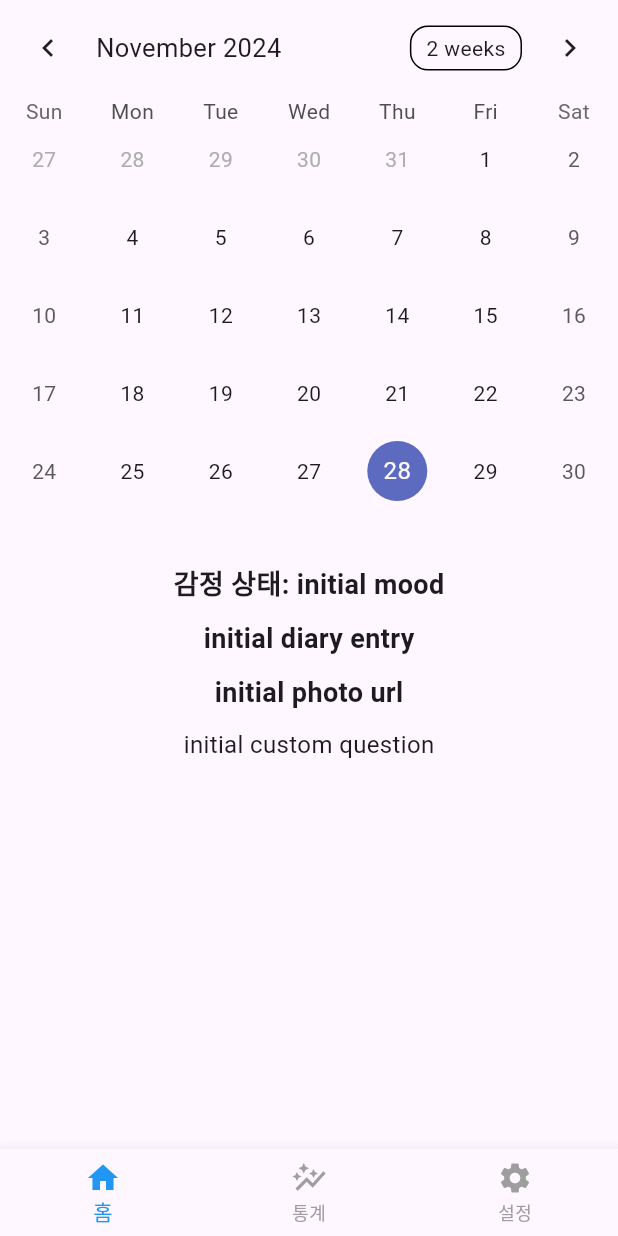
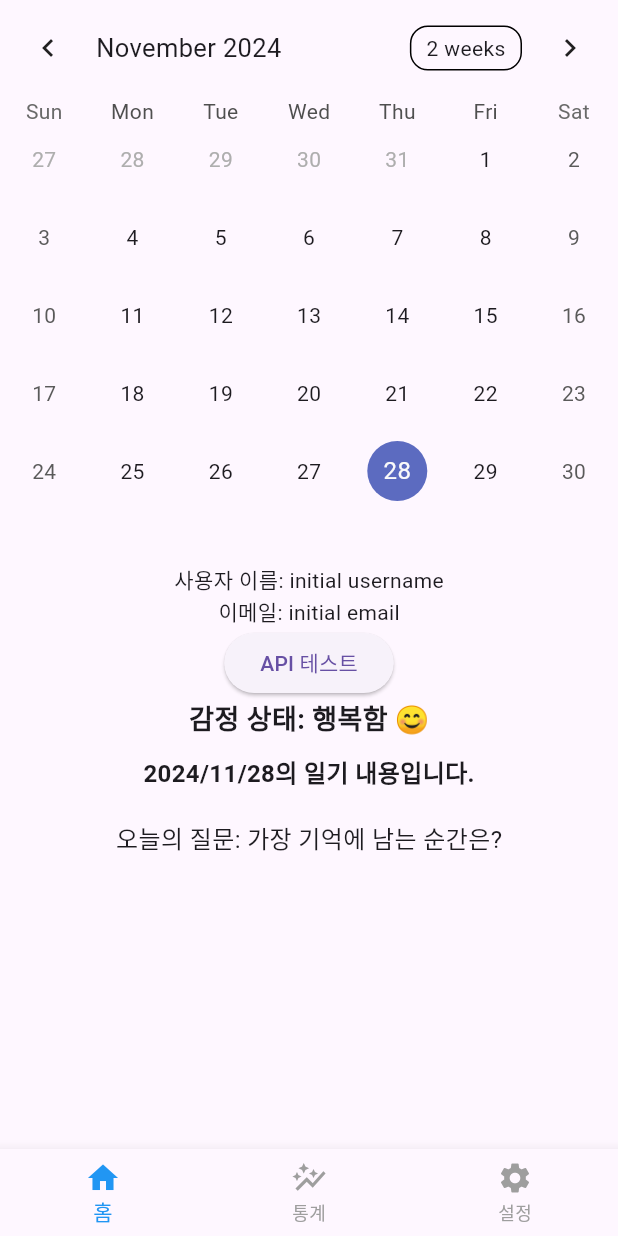
Before and after one commit to leafdesk/lifelog, a Flutter app: the screen it shows after launch, on a phone screen of 412 x 824 dp. Run offline on Flutter 3.47's test engine with Material 3 defaults, Android fonts, the phone set to English and light mode, and no system bars; drawn by our look-alikes of table_calendar; our stand-ins replace dio, fl_chart, freezed_annotation, get, logger, pretty_dio_logger and 1 more; generated files the repository leaves out were written again.

```diff
--- a/lib/constants.dart
+++ b/lib/constants.dart
@@ -4,5 +4,5 @@ class Constants {
       "https://virtserver.swaggerhub.com/LSG001008_1/lifelog/1.0.0";
 
   // 서버 URL. (운영계)
-  static const String serverUrl = "";
+  static const String serverUrl = "http://54.180.251.29";
 }
--- a/lib/data/remote/lifelog_api.dart
+++ b/lib/data/remote/lifelog_api.dart
@@ -105,4 +105,9 @@ abstract class LifeLogApi {
 
   @POST('/api/answers')
   Future<AnswerModel> createAnswer(@Body() Map<String, dynamic> answer);
+
+  /// Statistics endpoint
+  @GET('/api/statistics')
+  Future<Map<String, String>> getStatistics(@Query('month') int month,
+      @Query('year') int year, @Query('type') List<String> type);
 }
--- a/lib/screens/home/home_controller.dart
+++ b/lib/screens/home/home_controller.dart
@@ -18,6 +18,14 @@ class HomeController extends GetxController {
   RxString photoUrl = 'initial photo url'.obs;
   RxString customQuestion = 'initial custom question'.obs;
 
+  var focusedDay = DateTime.now().obs;
+
+  // 날짜별 일기 데이터를 저장할 변수들
+  var dailyMood = ''.obs;
+  var dailyDiaryEntry = ''.obs;
+  var dailyPhotoUrl = ''.obs;
+  var dailyCustomQuestion = ''.obs;
+
   /// API 테스트 수행.
   void doApiTest() async {
     var result = await _userRepository.getUser(1);
@@ -33,5 +41,27 @@ class HomeController extends GetxController {
   /// 선택된 날짜 업데이트
   void updateSelectedDay(DateTime day) {
     selectedDay.value = day;
+    loadDiaryData(day); // 선택된 날짜의 데이터 로드
+  }
+
+  // 선택된 날짜의 일기 데이터를 가져오는 메서드
+  Future<void> loadDiaryData(DateTime date) async {
+    try {
+      // API 호출하여 해당 날짜의 데이터 가져오기
+      // 임시로 더미 데이터를 설정
+      dailyMood.value = '행복함 😊';
+      dailyDiaryEntry.value =
+          '${date.year}/${date.month}/${date.day}의 일기 내용입니다.';
+      dailyPhotoUrl.value = 'https://example.com/photo.jpg';
+      dailyCustomQuestion.value = '오늘의 질문: 가장 기억에 남는 순간은?';
+
+      // TODO: 실제 API 연동 시 아래와 같이 구현
+      // final response = await lifelogApi.getDiaryEntry(date);
+      // dailyMood.value = response.mood;
+      // dailyDiaryEntry.value = response.content;
+      // 등등...
+    } catch (e) {
+      LogUtil.e(tag, '일기 데이터 로드 실패: $e');
+    }
   }
 }
--- a/lib/screens/home/home_screen.dart
+++ b/lib/screens/home/home_screen.dart
@@ -14,6 +14,12 @@ class _HomeScreenState extends State<HomeScreen> {
   final HomeController _homeController = Get.put(HomeController());
 
   @override
+  void initState() {
+    super.initState();
+    _homeController.loadDiaryData(_homeController.selectedDay.value);
+  }
+
+  @override
   Widget build(BuildContext context) {
     return Scaffold(
       body: Column(
@@ -25,7 +31,9 @@ class _HomeScreenState extends State<HomeScreen> {
             selectedDayPredicate: (day) =>
                 isSameDay(_homeController.selectedDay.value, day),
             onDaySelected: (selectedDay, focusedDay) {
-              _homeController.updateSelectedDay(selectedDay);
+              setState(() {
+                _homeController.updateSelectedDay(selectedDay);
+              });
             },
           ),
           const SizedBox(height: 20),
@@ -36,8 +44,21 @@ class _HomeScreenState extends State<HomeScreen> {
                 child: Column(
                   children: [
                     // 감정 상태
+                    Obx(() => Column(
+                          children: [
+                            Text('사용자 이름: ${_homeController.username.value}'),
+                            Text('이메일: ${_homeController.email.value}'),
+                            ElevatedButton(
+                              onPressed: () {
+                                _homeController.doApiTest();
+                              },
+                              child: const Text('API 테스트'),
+                            ),
+                          ],
+                        )),
+
                     Obx(() => Text(
-                          '감정 상태: ${_homeController.mood.value}',
+                          '감정 상태: ${_homeController.dailyMood.value}',
                           style: const TextStyle(
                               fontSize: 18, fontWeight: FontWeight.bold),
                         )),
@@ -45,35 +66,26 @@ class _HomeScreenState extends State<HomeScreen> {
                     const SizedBox(height: 10),
                     // 일기
                     Obx(() => Text(
-                          _homeController.diaryEntry.value,
+                          _homeController.dailyDiaryEntry.value,
                           style: const TextStyle(
-                              fontSize: 18, fontWeight: FontWeight.bold),
+                              fontSize: 16, fontWeight: FontWeight.bold),
                         )),
 
                     const SizedBox(height: 10),
                     // // 사진
-                    Obx(() => Text(
-                          _homeController.photoUrl.value,
-                          style: const TextStyle(
-                              fontSize: 18, fontWeight: FontWeight.bold),
-                        )),
-
-                    // Obx(() => Row(
-                    //       mainAxisAlignment: MainAxisAlignment.spaceEvenly,
-                    //       children: [
-                    //         Image.network(_homeController.photoUrl.value,
-                    //             width: 60, height: 60),
-                    //         Image.network(_homeController.photoUrl.value,
-                    //             width: 60, height: 60),
-                    //         Image.network(_homeController.photoUrl.value,
-                    //             width: 60, height: 60),
-                    //       ],
-                    //     )),
+                    // Obx(() => _homeController.dailyPhotoUrl.value.isNotEmpty
+                    //   ? Image.network(
+                    //       _homeController.dailyPhotoUrl.value,
+                    //       width: 200,
+                    //       height: 200,
+                    //       fit: BoxFit.cover,
+                    //     )
+                    //   : const SizedBox()),
 
                     const SizedBox(height: 10),
                     // 사용자 지정 질문
 
-                    Obx(() => Text(_homeController.customQuestion.value,
+                    Obx(() => Text(_homeController.dailyCustomQuestion.value,
                         style: const TextStyle(fontSize: 16))),
                   ],
                 ),
```
Also changed, not shown: lib/repositories/statistics_repository.dart (added, +20 -0 lines), lib/data/remote/lifelog_api.g.dart.
